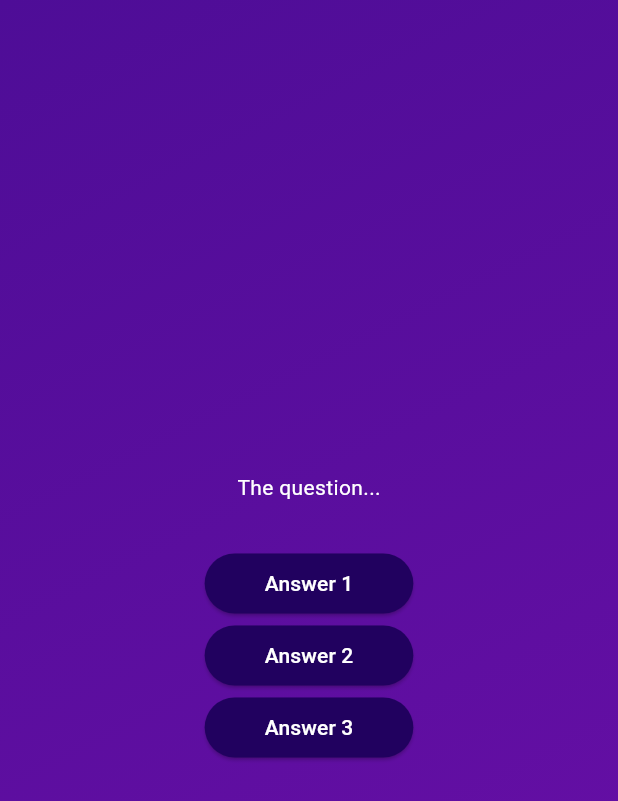
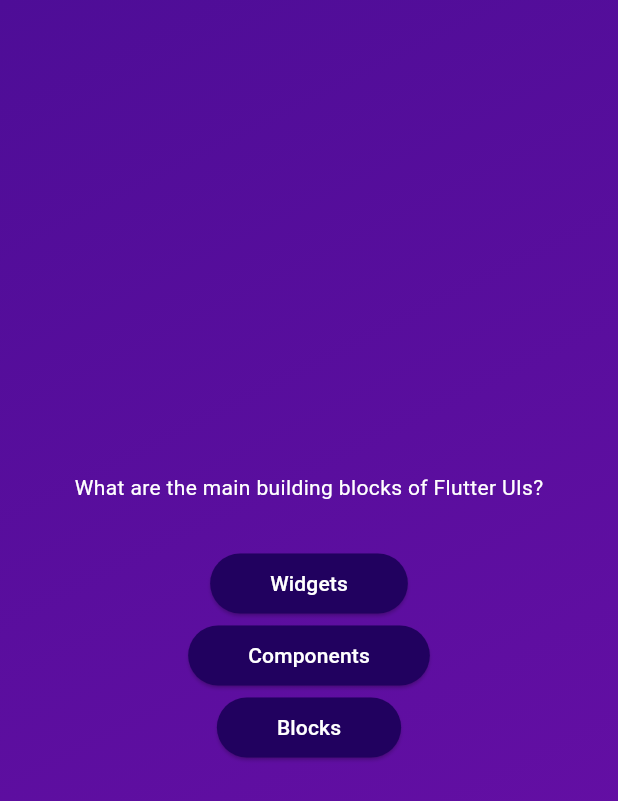
Before and after one commit to adala-wanyande/flutter-quiz-app, a Flutter app: the screen it shows after launch, after a tap on "Start Quiz", on a phone screen of 412 x 824 dp. Shown: the top 801 px of the screen. Run offline on Flutter 3.47's test engine with Material 3 defaults, Android fonts, the phone set to English and light mode, and no system bars.

Commit message:
chore: access list elements and question object properties

```diff
--- a/lib/questions_screen.dart
+++ b/lib/questions_screen.dart
@@ -1,5 +1,7 @@
 import 'package:flutter/material.dart';
 import 'package:quiz_app/answer_button.dart';
+// import 'package:quiz_app/models/quiz_question.dart';
+import 'package:quiz_app/data/questions.dart';
 
 class QuestionsScreen extends StatefulWidget {
   const QuestionsScreen({super.key});
@@ -12,27 +14,28 @@ class QuestionsScreen extends StatefulWidget {
 class _QuestionsScreenState extends State<QuestionsScreen> {
   @override
   Widget build(context) {
+    final currentQuestion = questions[0];
     return SizedBox(
       width: double.infinity,
       child: Column(
         mainAxisAlignment: MainAxisAlignment.center,
         children: [
           Column(children: [
-            const Text(
-              'The question...',
-              style: TextStyle(color: Colors.white),
+            Text(
+              currentQuestion.text,
+              style: const TextStyle(color: Colors.white),
             ),
             const SizedBox(height: 30),
             AnswerButton(
-              answerText: 'Answer 1',
+              answerText: currentQuestion.answers[0],
               onTap: () {},
             ),
             AnswerButton(
-              answerText: 'Answer 2',
+              answerText: currentQuestion.answers[1],
               onTap: () {},
             ),
             AnswerButton(
-              answerText: 'Answer 3',
+              answerText: currentQuestion.answers[2],
               onTap: () {},
             ),
           ]),
```
